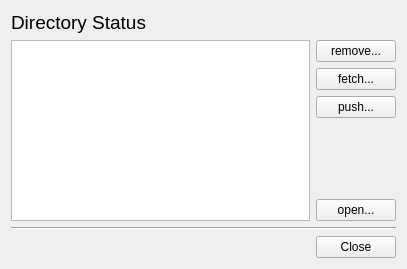
First picture: the form in src/mirall/statusdialog.ui, repository nextcloud/desktop, before the edit.
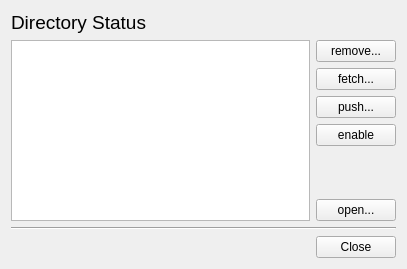
Second picture: the form after the edit. Icons and pictures are not drawn.

Commit message: Enable/Disable button, patch submitted by Alvaro Soliverez

```diff
--- a/src/mirall/statusdialog.ui
+++ b/src/mirall/statusdialog.ui
@@ -58,6 +58,13 @@
          </property>
         </widget>
        </item>
+       <item>
+        <widget class="QPushButton" name="_ButtonEnable">
+         <property name="text">
+          <string>enable</string>
+         </property>
+        </widget>
+       </item>
        <item>
         <spacer name="verticalSpacer">
          <property name="orientation">
```
The commit also changes 5 other files.
